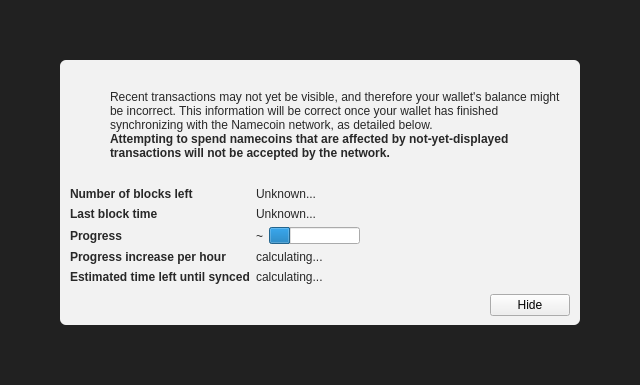
Qt form src/qt/forms/modaloverlay.ui (xaya/xaya) before a commit.
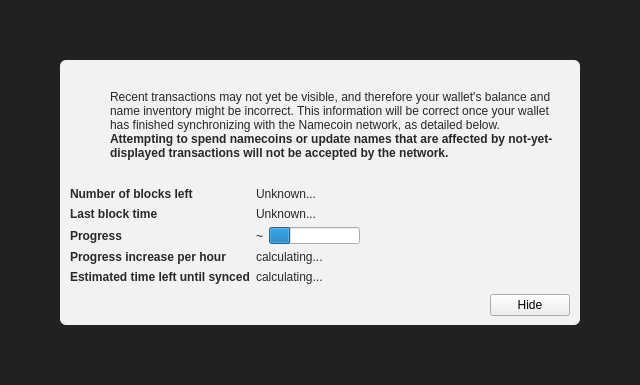
The same form after that commit. Icons and pictures are not drawn. Custom widgets are drawn as their Qt base class.

Commit message: Make modal overlay mention names (not just coins).

```diff
--- a/src/qt/forms/modaloverlay.ui
+++ b/src/qt/forms/modaloverlay.ui
@@ -130,7 +130,7 @@
              <item>
               <widget class="QLabel" name="infoText">
                <property name="text">
-                <string>Recent transactions may not yet be visible, and therefore your wallet's balance might be incorrect. This information will be correct once your wallet has finished synchronizing with the Namecoin network, as detailed below.</string>
+                <string>Recent transactions may not yet be visible, and therefore your wallet's balance and name inventory might be incorrect. This information will be correct once your wallet has finished synchronizing with the Namecoin network, as detailed below.</string>
                </property>
                <property name="textFormat">
                 <enum>Qt::RichText</enum>
@@ -149,7 +149,7 @@
                 </font>
                </property>
                <property name="text">
-                <string>Attempting to spend namecoins that are affected by not-yet-displayed transactions will not be accepted by the network.</string>
+                <string>Attempting to spend namecoins or update names that are affected by not-yet-displayed transactions will not be accepted by the network.</string>
                </property>
                <property name="textFormat">
                 <enum>Qt::RichText</enum>
```
